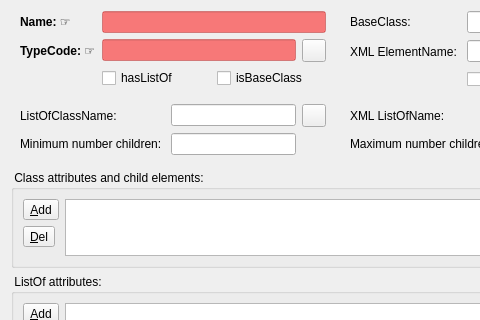
Before: the Qt Designer form ui/formdeviserclass.ui in sbmlteam/QtDeviser, drawn with Qt 5; both pictures show x 0 to 480 and y 0 to 320 of the 675 by 586 pixel window.
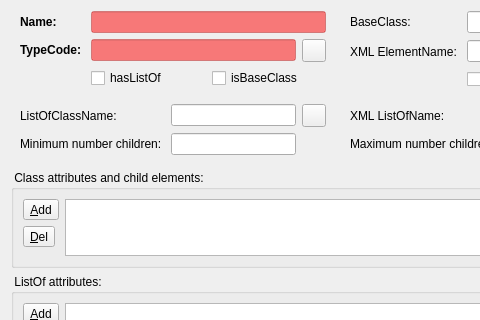
After: the same form once the commit is applied. Icons and pictures are not drawn.

```diff
--- a/ui/formdeviserclass.ui
+++ b/ui/formdeviserclass.ui
@@ -65,16 +65,15 @@
         <item row="0" column="0">
          <widget class="QLabel" name="label">
           <property name="text">
-           <string>&lt;html&gt;&lt;head/&gt;&lt;body&gt;&lt;p&gt;&lt;span style=&quot; font-weight:600;&quot;&gt;Name: 	
-&amp;#9758;&lt;/span&gt;&lt;/p&gt;&lt;/body&gt;&lt;/html&gt;</string>
+           <string>&lt;html&gt;&lt;head/&gt;&lt;body&gt;&lt;p&gt;&lt;span style=&quot; font-weight:600;&quot;&gt;Name: &lt;/span&gt;&lt;/p&gt;&lt;/body&gt;&lt;/html&gt;</string>
           </property>
          </widget>
         </item>
         <item row="1" column="0">
          <widget class="QLabel" name="label_2">
           <property name="text">
-           <string>&lt;html&gt;&lt;head/&gt;&lt;body&gt;&lt;p&gt;&lt;span style=&quot; font-weight:600;&quot;&gt;TypeCode:  	
-&amp;#9758;&lt;/span&gt;&lt;/p&gt;&lt;/body&gt;&lt;/html&gt;</string>
+           <string>&lt;html&gt;&lt;head/&gt;&lt;body&gt;&lt;p&gt;&lt;span style=&quot; font-weight:600;&quot;&gt;TypeCode:
+&lt;/span&gt;&lt;/p&gt;&lt;/body&gt;&lt;/html&gt;</string>
           </property>
          </widget>
         </item>
```
